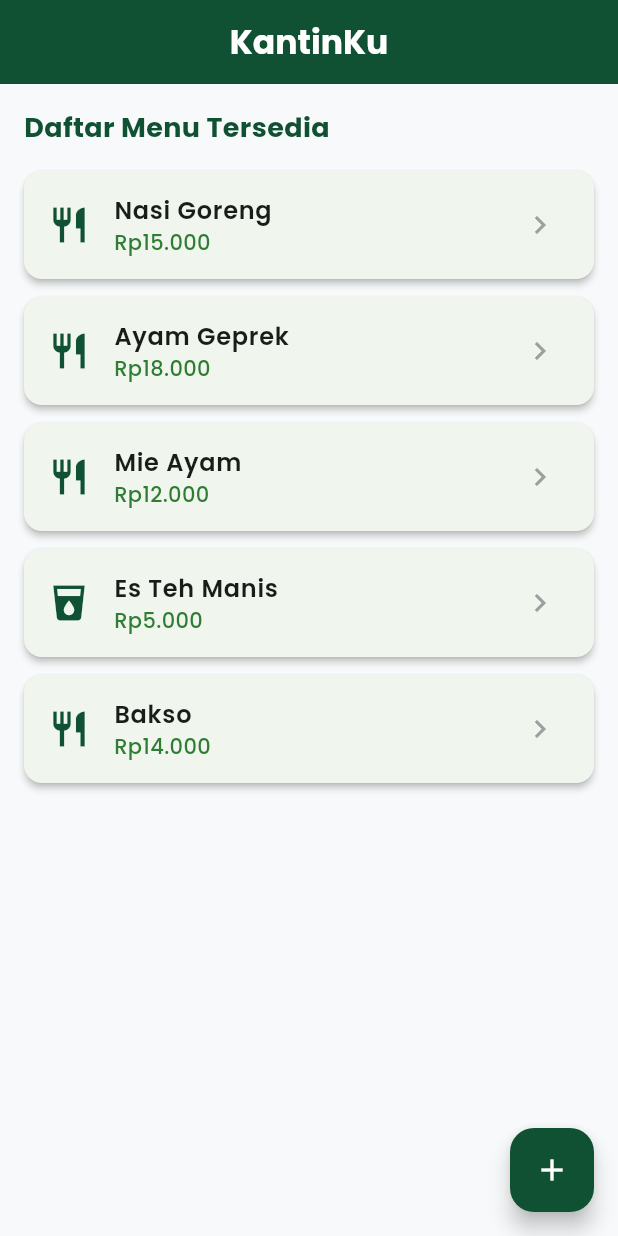
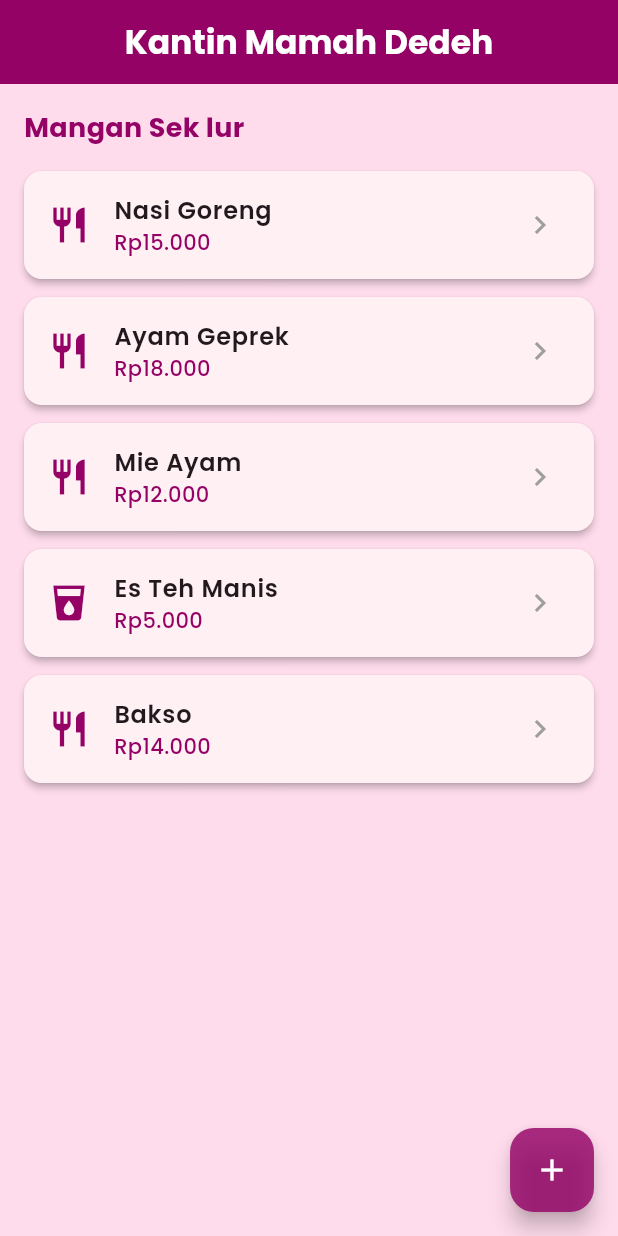
Before and after one commit to tingkerrbell/UTSMobile_E-Kantin, a Flutter app: the screen it shows after launch, on a phone screen of 412 x 824 dp. Run offline on Flutter 3.47's test engine with Material 3 defaults, Android fonts, the phone set to English and light mode, and no system bars; our stand-ins replace get, google_fonts.

Commit message:
update kantin berkah UTS

```diff
--- a/lib/main.dart
+++ b/lib/main.dart
@@ -13,17 +13,17 @@ class KantinKuApp extends StatelessWidget {
   @override
   Widget build(BuildContext context) {
     return GetMaterialApp(
-      title: 'KantinKu',
+      title: 'Kantin Mamah Dedeh',
       debugShowCheckedModeBanner: false,
       theme: ThemeData(
         useMaterial3: true,
         colorScheme: ColorScheme.fromSeed(
-          seedColor: const Color(0xFF0F5132),
-          primary: const Color(0xFF0F5132),
+          seedColor: const Color.fromARGB(255, 148, 2, 102),
+          primary: const Color.fromARGB(255, 148, 2, 102),
         ),
-        scaffoldBackgroundColor: const Color(0xFFF8F9FA),
+        scaffoldBackgroundColor: const Color.fromARGB(255, 255, 220, 236),
         appBarTheme: const AppBarTheme(
-          backgroundColor: Color(0xFF0F5132),
+          backgroundColor: Color.fromARGB(255, 148, 2, 102),
           foregroundColor: Colors.white,
           elevation: 0,
           centerTitle: true,
--- a/lib/pages/menu_list_page.dart
+++ b/lib/pages/menu_list_page.dart
@@ -39,7 +39,7 @@ class _MenuListPageState extends State<MenuListPage> {
     return Scaffold(
       appBar: AppBar(
         title: const CustomText(
-          'KantinKu',
+          'Kantin Mamah Dedeh',
           fontSize: 22,
           fontWeight: FontWeight.bold,
           color: Colors.white,
@@ -51,10 +51,10 @@ class _MenuListPageState extends State<MenuListPage> {
           Padding(
             padding: const EdgeInsets.fromLTRB(16.0, 16.0, 16.0, 8.0),
             child: const CustomText(
-              'Daftar Menu Tersedia',
+              'Mangan Sek lur ',
               fontSize: 18,
               fontWeight: FontWeight.bold,
-              color: Color(0xFF0F5132),
+              color: Color.fromARGB(255, 148, 2, 102),
             ),
           ),
           Expanded(
@@ -75,7 +75,7 @@ class _MenuListPageState extends State<MenuListPage> {
                   child: ListTile(
                     leading: Icon(
                       _getMenuIcon(menu.name),
-                      color: const Color(0xFF0F5132),
+                      color: const Color.fromARGB(255, 148, 2, 102),
                       size: 28,
                     ),
                     title: CustomText(
@@ -87,7 +87,7 @@ class _MenuListPageState extends State<MenuListPage> {
                       formatRupiah(menu.price),
                       fontSize: 14,
                       fontWeight: FontWeight.w500,
-                      color: const Color(0xFF2E7D32),
+                      color: const Color.fromARGB(255, 148, 2, 102),
                     ),
                     trailing: const Icon(
                       Icons.chevron_right,
@@ -126,7 +126,7 @@ class _MenuListPageState extends State<MenuListPage> {
             });
           }
         },
-        backgroundColor: const Color(0xFF0F5132),
+        backgroundColor: const Color.fromARGB(2255, 148, 2, 102),
         foregroundColor: Colors.white,
         child: const Icon(Icons.add),
       ),
```
Also changed, not shown: lib/pages/add_menu_page.dart (+1 -9 lines), 3 other files.
